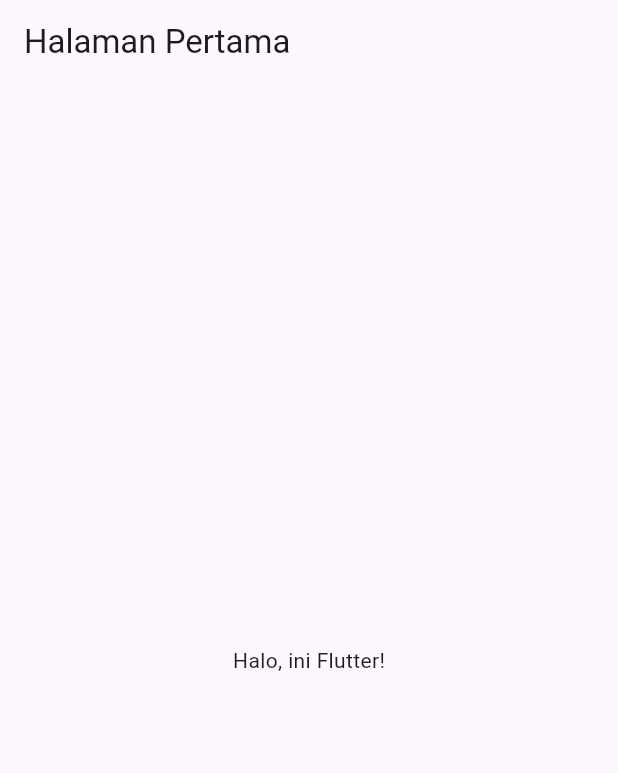
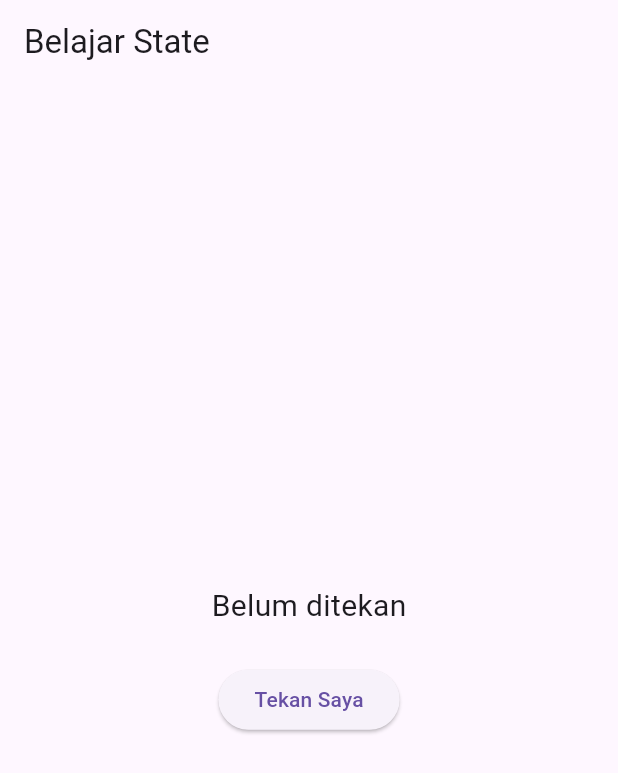
Before and after one commit to dimasherdian/cakrawala_app, a Flutter app: the screen it shows after launch, on a phone screen of 412 x 824 dp. Shown: the top 773 px of the screen. Run offline on Flutter 3.47's test engine with Material 3 defaults, Android fonts, the phone set to English and light mode, and no system bars.

Commit message:
learn basic setState

```diff
--- a/lib/main.dart
+++ b/lib/main.dart
@@ -11,12 +11,50 @@ class MyApp extends StatelessWidget {
   Widget build(BuildContext context) {
     return MaterialApp(
       title: 'Latihan Flutter',
-      home: Scaffold(
-        appBar: AppBar(
-          title: const Text('Halaman Pertama'),
-        ),
-        body: const Center(
-          child: Text('Halo, ini Flutter!'),
+      home: const HalamanUtama(),
+    );
+  }
+
+}
+
+class HalamanUtama extends StatefulWidget {
+  const HalamanUtama({super.key});
+
+  @override
+  State<HalamanUtama> createState() => _HalamanUtamaState();
+}
+
+class _HalamanUtamaState extends State<HalamanUtama> {
+  int counter = 0;
+  String pesan = 'Belum ditekan';
+
+  void tambah() {
+    setState(() {
+      counter++;
+      pesan = 'Sudah ditekan $counter kali';
+    });
+  }
+
+  @override
+  Widget build(BuildContext context) {
+    return Scaffold(
+      appBar: AppBar(
+        title: const Text('Belajar State'),
+      ),
+      body: Center(
+        child: Column(
+          mainAxisAlignment: MainAxisAlignment.center,
+          children: [
+            Text(
+              pesan,
+              style: const TextStyle(fontSize: 20),
+            ),
+            const SizedBox(height: 24),
+            ElevatedButton(
+              onPressed: tambah,
+              child: const Text('Tekan Saya'),
+            ),
+          ],
         ),
       ),
     );
```
